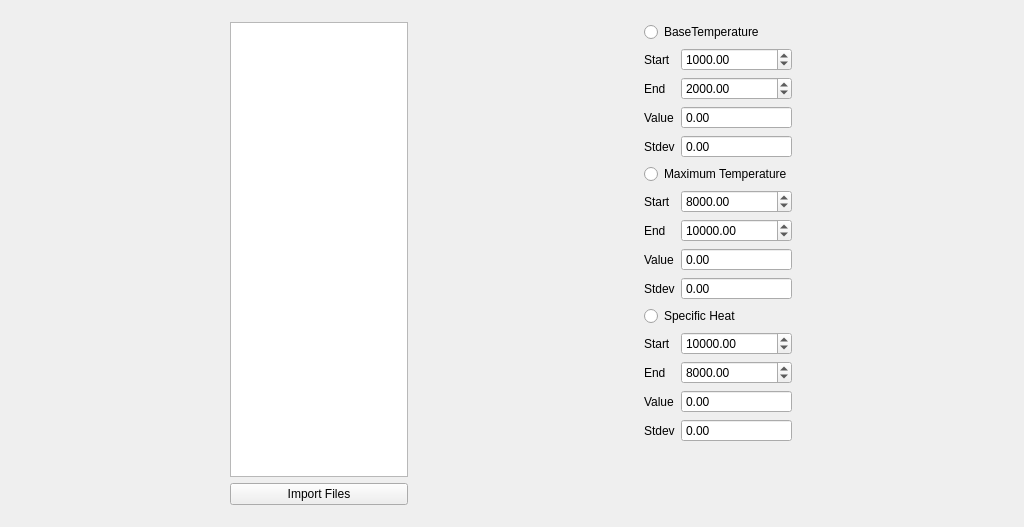
Old version of the form lowtempcal/mainwindow.ui in the repository PatrickChin/Lab-Fast.
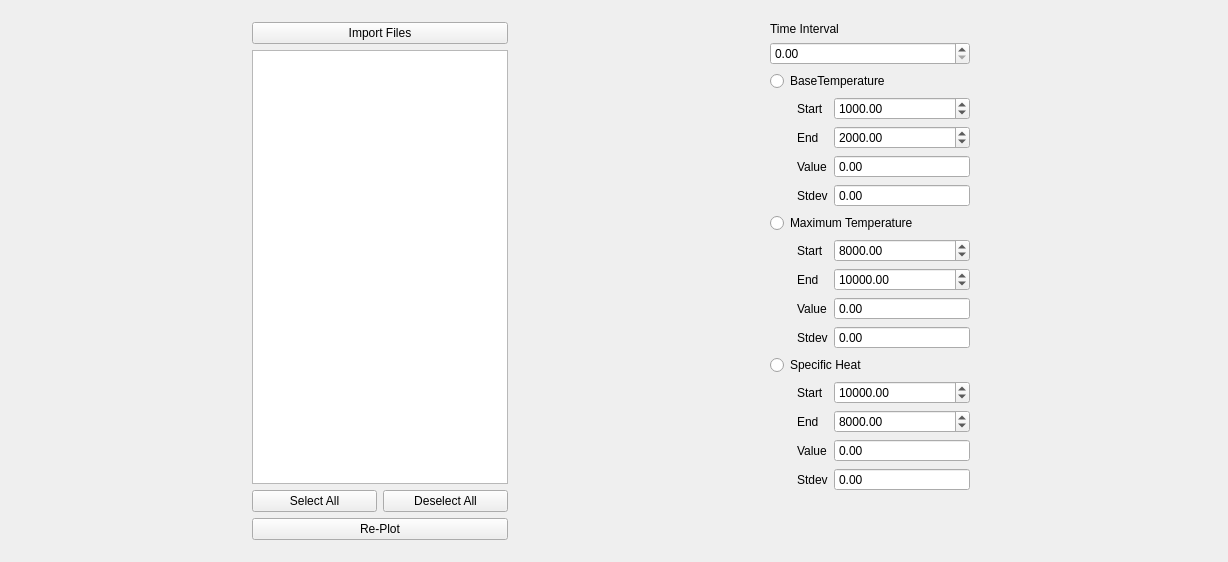
New version of the form.

Commit message: plot specific files

Patch:
```diff
--- a/lowtempcal/mainwindow.ui
+++ b/lowtempcal/mainwindow.ui
@@ -6,8 +6,8 @@
    <rect>
     <x>0</x>
     <y>0</y>
-    <width>1024</width>
-    <height>527</height>
+    <width>1228</width>
+    <height>562</height>
    </rect>
   </property>
   <property name="sizePolicy">
@@ -55,12 +55,26 @@
       </property>
       <property name="maximumSize">
        <size>
-        <width>200</width>
+        <width>16777215</width>
         <height>16777215</height>
        </size>
       </property>
-      <layout class="QVBoxLayout" name="verticalLayout">
-       <item>
+      <layout class="QGridLayout" name="gridLayout">
+       <item row="2" column="0">
+        <widget class="QPushButton" name="button_select_all">
+         <property name="text">
+          <string>Select All</string>
+         </property>
+        </widget>
+       </item>
+       <item row="2" column="1">
+        <widget class="QPushButton" name="button_deselect_all">
+         <property name="text">
+          <string>Deselect All</string>
+         </property>
+        </widget>
+       </item>
+       <item row="1" column="0" colspan="2">
         <widget class="QListWidget" name="file_list">
          <property name="sizePolicy">
           <sizepolicy hsizetype="Preferred" vsizetype="Expanding">
@@ -79,7 +93,7 @@
          </property>
         </widget>
        </item>
-       <item>
+       <item row="0" column="0" colspan="2">
         <widget class="QPushButton" name="file_import_button">
          <property name="sizePolicy">
           <sizepolicy hsizetype="Preferred" vsizetype="Preferred">
@@ -92,39 +106,61 @@
          </property>
         </widget>
        </item>
+       <item row="5" column="0" colspan="2">
+        <widget class="QPushButton" name="button_replot">
+         <property name="text">
+          <string>Re-Plot</string>
+         </property>
+        </widget>
+       </item>
       </layout>
      </widget>
     </item>
     <item>
      <widget class="QWidget" name="value_widget" native="true">
       <property name="sizePolicy">
-       <sizepolicy hsizetype="Maximum" vsizetype="Minimum">
+       <sizepolicy hsizetype="Maximum" vsizetype="Preferred">
         <horstretch>0</horstretch>
         <verstretch>0</verstretch>
        </sizepolicy>
       </property>
       <property name="minimumSize">
        <size>
-        <width>150</width>
+        <width>230</width>
         <height>440</height>
        </size>
       </property>
       <layout class="QFormLayout" name="formLayout">
-       <item row="0" column="0" colspan="2">
+       <property name="leftMargin">
+        <number>15</number>
+       </property>
+       <property name="rightMargin">
+        <number>15</number>
+       </property>
+       <item row="2" column="0" colspan="2">
         <widget class="QRadioButton" name="tbase_radio">
          <property name="text">
           <string>BaseTemperature</string>
          </property>
         </widget>
        </item>
-       <item row="1" column="0">
+       <item row="3" column="0">
         <widget class="QLabel" name="label_1">
          <property name="text">
           <string>Start</string>
          </property>
+         <property name="alignment">
+          <set>Qt::AlignLeading|Qt::AlignLeft|Qt::AlignVCenter</set>
+         </property>
+         <property name="margin">
+          <number>0</number>
+         </property>
+         <property name="indent">
+          <number>27</number>
+         </property>
         </widget>
        </item>
-       <item row="1" column="1">
+       <item row="3" column="1">
         <widget class="QDoubleSpinBox" name="tbase_start">
          <property name="maximum">
           <double>50000.000000000000000</double>
@@ -134,14 +170,17 @@
          </property>
         </widget>
        </item>
-       <item row="2" column="0">
+       <item row="4" column="0">
         <widget class="QLabel" name="label_2">
          <property name="text">
           <string>End</string>
          </property>
+         <property name="indent">
+          <number>27</number>
+         </property>
         </widget>
        </item>
-       <item row="2" column="1">
+       <item row="4" column="1">
         <widget class="QDoubleSpinBox" name="tbase_end">
          <property name="buttonSymbols">
           <enum>QAbstractSpinBox::UpDownArrows</enum>
@@ -154,14 +193,17 @@
          </property>
         </widget>
        </item>
-       <item row="3" column="0">
+       <item row="5" column="0">
         <widget class="QLabel" name="label_3">
          <property name="text">
           <string>Value</string>
          </property>
+         <property name="indent">
+          <number>27</number>
+         </property>
         </widget>
        </item>
-       <item row="3" column="1">
+       <item row="5" column="1">
         <widget class="QDoubleSpinBox" name="tbase_value">
          <property name="readOnly">
           <bool>true</bool>
@@ -171,14 +213,17 @@
          </property>
         </widget>
        </item>
-       <item row="4" column="0">
+       <item row="6" column="0">
         <widget class="QLabel" name="label_7">
          <property name="text">
           <string>Stdev</string>
          </property>
+         <property name="indent">
+          <number>27</number>
+         </property>
         </widget>
        </item>
-       <item row="4" column="1">
+       <item row="6" column="1">
         <widget class="QDoubleSpinBox" name="tbase_std">
          <property name="readOnly">
           <bool>true</bool>
@@ -188,21 +233,24 @@
          </property>
         </widget>
        </item>
-       <item row="5" column="0" colspan="2">
+       <item row="7" column="0" colspan="2">
         <widget class="QRadioButton" name="tmax_radio">
          <property name="text">
           <string>Maximum Temperature</string>
          </property>
         </widget>
        </item>
-       <item row="6" column="0">
+       <item row="8" column="0">
         <widget class="QLabel" name="label_6">
          <property name="text">
           <string>Start</string>
          </property>
+         <property name="indent">
+          <number>27</number>
+         </property>
         </widget>
        </item>
-       <item row="6" column="1">
+       <item row="8" column="1">
         <widget class="QDoubleSpinBox" name="tmax_start">
          <property name="buttonSymbols">
           <enum>QAbstractSpinBox::UpDownArrows</enum>
@@ -215,14 +263,17 @@
          </property>
         </widget>
        </item>
-       <item row="7" column="0">
+       <item row="9" column="0">
         <widget class="QLabel" name="label_5">
          <property name="text">
           <string>End</string>
          </property>
+         <property name="indent">
+          <number>27</number>
+         </property>
         </widget>
        </item>
-       <item row="7" column="1">
+       <item row="9" column="1">
         <widget class="QDoubleSpinBox" name="tmax_end">
          <property name="maximum">
           <double>50000.000000000000000</double>
@@ -232,14 +283,17 @@
          </property>
         </widget>
        </item>
-       <item row="8" column="0">
+       <item row="10" column="0">
         <widget class="QLabel" name="label_4">
          <property name="text">
           <string>Value</string>
          </property>
+         <property name="indent">
+          <number>27</number>
+         </property>
         </widget>
        </item>
-       <item row="8" column="1">
+       <item row="10" column="1">
         <widget class="QDoubleSpinBox" name="tmax_value">
          <property name="readOnly">
           <bool>true</bool>
@@ -249,14 +303,17 @@
          </property>
         </widget>
        </item>
-       <item row="9" column="0">
+       <item row="11" column="0">
         <widget class="QLabel" name="label_8">
          <property name="text">
           <string>Stdev</string>
          </property>
+         <property name="indent">
+          <number>27</number>
+         </property>
         </widget>
        </item>
-       <item row="9" column="1">
+       <item row="11" column="1">
         <widget class="QDoubleSpinBox" name="tmax_std">
          <property name="readOnly">
           <bool>true</bool>
@@ -266,21 +323,24 @@
          </property>
         </widget>
        </item>
-       <item row="10" column="0" colspan="2">
+       <item row="12" column="0" colspan="2">
         <widget class="QRadioButton" name="cv_radio">
          <property name="text">
           <string>Specific Heat </string>
          </property>
         </widget>
        </item>
-       <item row="11" column="0">
+       <item row="13" column="0">
         <widget class="QLabel" name="label_12">
          <property name="text">
           <string>Start</string>
          </property>
+         <property name="indent">
+          <number>27</number>
+         </property>
         </widget>
        </item>
-       <item row="11" column="1">
+       <item row="13" column="1">
         <widget class="QDoubleSpinBox" name="cv_start">
          <property name="maximum">
           <double>50000.000000000000000</double>
@@ -290,14 +350,17 @@
          </property>
         </widget>
        </item>
-       <item row="12" column="0">
+       <item row="14" column="0">
         <widget class="QLabel" name="label_9">
          <property name="text">
           <string>End</string>
          </property>
+         <property name="indent">
+          <number>27</number>
+         </property>
         </widget>
        </item>
-       <item row="12" column="1">
+       <item row="14" column="1">
         <widget class="QDoubleSpinBox" name="cv_end">
          <property name="buttonSymbols">
           <enum>QAbstractSpinBox::UpDownArrows</enum>
@@ -310,14 +373,17 @@
          </property>
         </widget>
        </item>
-       <item row="13" column="0">
+       <item row="15" column="0">
         <widget class="QLabel" name="label_11">
          <property name="text">
           <string>Value</string>
          </property>
+         <property name="indent">
+          <number>27</number>
+         </property>
         </widget>
        </item>
-       <item row="13" column="1">
+       <item row="15" column="1">
         <widget class="QDoubleSpinBox" name="cv_value">
          <property name="readOnly">
           <bool>true</bool>
@@ -327,14 +393,17 @@
          </property>
         </widget>
        </item>
-       <item row="14" column="0">
+       <item row="16" column="0">
         <widget class="QLabel" name="label_10">
          <property name="text">
           <string>Stdev</string>
          </property>
+         <property name="indent">
+          <number>27</number>
+         </property>
         </widget>
        </item>
-       <item row="14" column="1">
+       <item row="16" column="1">
         <widget class="QDoubleSpinBox" name="cv_std">
          <property name="readOnly">
           <bool>true</bool>
@@ -344,6 +413,16 @@
          </property>
         </widget>
        </item>
+       <item row="0" column="0" colspan="2">
+        <widget class="QLabel" name="label">
+         <property name="text">
+          <string>Time Interval</string>
+         </property>
+        </widget>
+       </item>
+       <item row="1" column="0" colspan="2">
+        <widget class="QDoubleSpinBox" name="spinbox_dt"/>
+       </item>
       </layout>
      </widget>
     </item>
```
Left out of the diff: 5 changed lines with no effect on the pictures. The commit also changes 11 other files.
